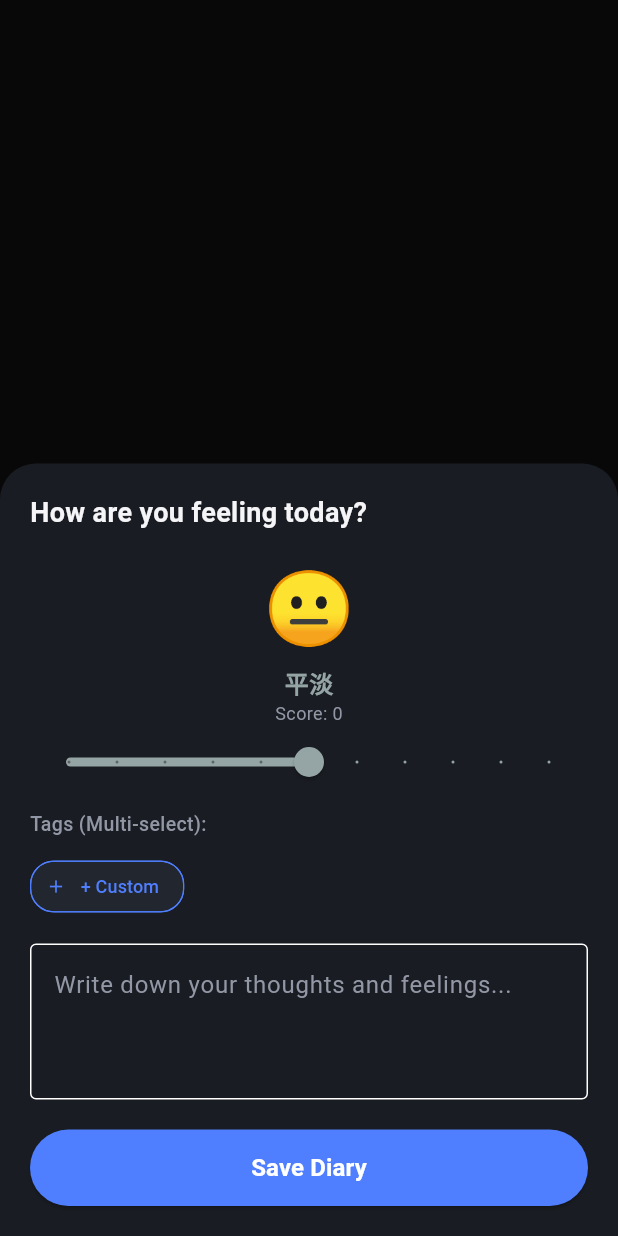
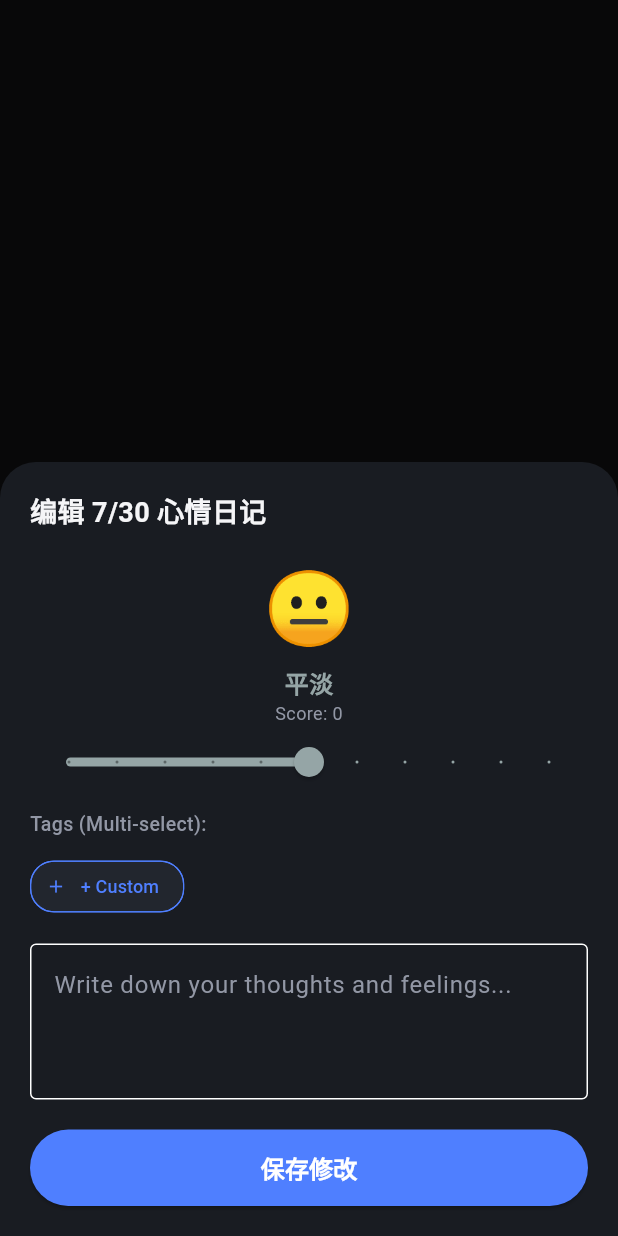
Before and after one commit to fenriarlab/MoodLight, a Flutter app: what showRecordDiarySheet() shows on an empty page, opened directly with empty values, on a phone screen of 412 x 824 dp. Run offline on Flutter 3.47's test engine with Material 3 defaults, Android fonts, the phone set to English and light mode, and no system bars; our stand-ins replace fl_chart, shared_preferences, sqflite; accounts and stored records are empty; generated files the repository leaves out were written again.

Commit message:
fix: Add missing existingDiary parameter to showRecordDiarySheet and add updateDiary method to DiaryRepository

```diff
--- a/lib/features/diary/data/diary_repository.dart
+++ b/lib/features/diary/data/diary_repository.dart
@@ -15,6 +15,11 @@ class DiaryRepository {
     return maps.map((m) => MoodDiaryModel.fromMap(m)).toList();
   }
 
+  Future<void> updateDiary(MoodDiaryModel diary) async {
+    final db = await _dbHelper.database;
+    await db.update('mood_diaries', diary.toMap(), where: 'id = ?', whereArgs: [diary.id]);
+  }
+
   Future<void> deleteDiary(String id) async {
     final db = await _dbHelper.database;
     await db.delete('mood_diaries', where: 'id = ?', whereArgs: [id]);
--- a/lib/features/diary/presentation/dialogs/record_diary_sheet.dart
+++ b/lib/features/diary/presentation/dialogs/record_diary_sheet.dart
@@ -9,15 +9,16 @@ import 'custom_tag_dialog.dart';
 void showRecordDiarySheet(
   BuildContext context, {
   DateTime? defaultDate,
+  MoodDiaryModel? existingDiary,
   required List<String> defaultPresetTags,
   required List<String> userCustomTags,
   required Function(String) onCustomTagAdded,
   required VoidCallback onSaved,
 }) {
-  double selectedScore = 0;
-  final contentController = TextEditingController();
-  final targetDate = defaultDate ?? DateTime.now();
-  final List<String> selectedTags = [];
+  double selectedScore = existingDiary != null ? existingDiary.score.toDouble() : 0;
+  final contentController = TextEditingController(text: existingDiary?.content ?? '');
+  final targetDate = existingDiary != null ? existingDiary.createdAt : (defaultDate ?? DateTime.now());
+  final List<String> selectedTags = existingDiary != null ? List.from(existingDiary.tags) : [];
   final tc = ThemeColors.of(context);
   final l10n = AppLocalizations.of(context);
   final repository = DiaryRepository();
@@ -43,10 +44,12 @@ void showRecordDiarySheet(
                   defaultDate.month != DateTime.now().month ||
                   defaultDate.day != DateTime.now().day);
 
-          final dateStr = "${defaultDate?.month}/${defaultDate?.day}";
-          final titleText = isRetroactive
+          final dateStr = "${targetDate.month}/${targetDate.day}";
+          final titleText = existingDiary != null
+              ? '编辑 $dateStr 心情日记'
+              : (isRetroactive
                   ? (l10n?.retroactiveMoodTitle(dateStr) ?? '补记 $dateStr 心情')
-              : (l10n?.todayMoodTitle ?? '今天心情怎么样？');
+                  : (l10n?.todayMoodTitle ?? '今天心情怎么样？'));
 
           final scoreVal = currentScoreInt > 0 ? '+$currentScoreInt' : '$currentScoreInt';
 
@@ -164,6 +167,15 @@ void showRecordDiarySheet(
                         padding: const EdgeInsets.symmetric(vertical: 14),
                       ),
                       onPressed: () async {
+                        if (existingDiary != null) {
+                          final updatedDiary = existingDiary.copyWith(
+                            score: currentScoreInt,
+                            moodEmoji: emoji,
+                            content: contentController.text.trim(),
+                            tags: selectedTags,
+                          );
+                          await repository.updateDiary(updatedDiary);
+                        } else {
                           final now = DateTime.now();
                           final recordTime = DateTime(
                             targetDate.year,
@@ -184,13 +196,16 @@ void showRecordDiarySheet(
                             createdAt: recordTime,
                           );
                           await repository.insertDiary(newDiary);
+                        }
                         Navigator.pop(ctx);
                         onSaved();
                       },
                       child: Text(
-                        isRetroactive
+                        existingDiary != null
+                            ? '保存修改'
+                            : (isRetroactive
                                 ? (l10n?.saveRetroactiveMood(dateStr) ?? '保存 $dateStr 心情')
-                            : (l10n?.saveDiary ?? '保存心情日记'),
+                                : (l10n?.saveDiary ?? '保存心情日记')),
                         style: const TextStyle(color: Colors.white, fontSize: 16, fontWeight: FontWeight.bold),
                       ),
                     ),
```
Lines whose indentation alone changed are shown as unchanged.
